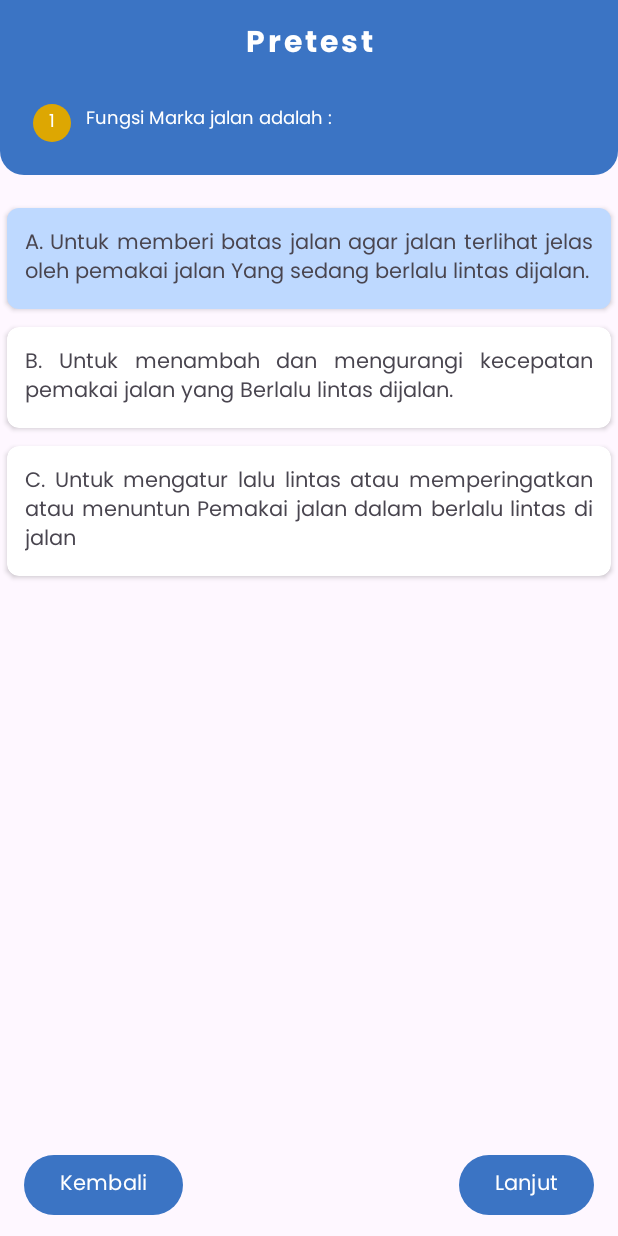
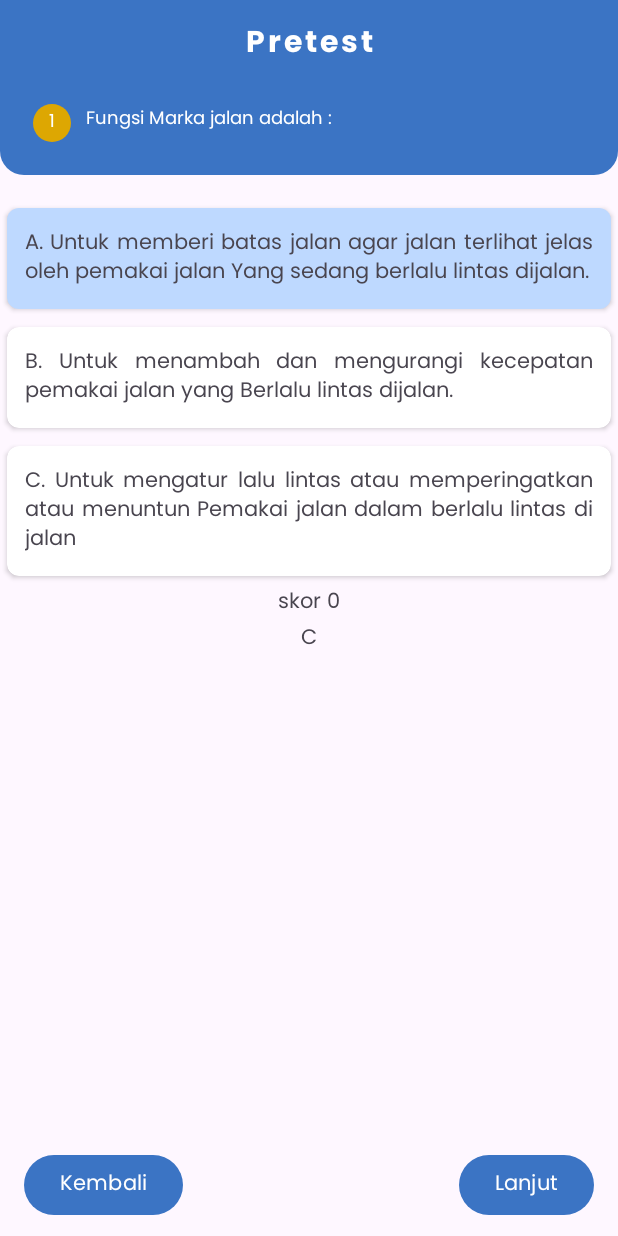
Before and after one commit to amaralfatah/traffic-safety-education-app, an Android app: the PreTestActivity screen opened directly, with no data from a screen before it, after a tap on an icon or button, on a phone screen of 412 x 824 dp. Run offline under Robolectric (Android 15) with nearby library versions, the phone set to English and light mode, and no system bars; our stand-ins replace Room's generated code.

Commit message:
fixing bug scoring and adding tracking to multiple choice history

```diff
--- a/app/src/main/java/com/eduproject/trafficsafetyeducation/adapter/MultipleChoiceAdapter.kt
+++ b/app/src/main/java/com/eduproject/trafficsafetyeducation/adapter/MultipleChoiceAdapter.kt
@@ -1,7 +1,6 @@
 package com.eduproject.trafficsafetyeducation.adapter
 
 import android.content.Context
-import android.util.Log
 import android.view.LayoutInflater
 import android.view.ViewGroup
 import androidx.recyclerview.widget.RecyclerView
@@ -9,6 +8,7 @@ import com.eduproject.trafficsafetyeducation.databinding.MultipleChoiceItemBindi
 
 class MultipleChoiceAdapter(
     private var list: List<String>,
+    private var currentAnswer: String,
     private var index: Int,
     private var usage: String,
     private val context: Context,
@@ -17,6 +17,9 @@ class MultipleChoiceAdapter(
 
     // Variable to keep track of the selected position
     var selectedPosition = -1
+    init {
+        updateSelectedPositionBasedOnCurrentAnswer()
+    }
     override fun onCreateViewHolder(parent: ViewGroup, viewType: Int): MultipleChoiceViewHolder {
         return MultipleChoiceViewHolder(
             MultipleChoiceItemBinding.inflate(
@@ -33,27 +36,30 @@ class MultipleChoiceAdapter(
         val data = list[position]
         holder.bind(data, this, index, usage)
 
-//        Change the background color of the selected item
-//        if (selectedPosition == position)
-//            holder.itemView.setBackgroundColor(Color.parseColor("#DC746C")) // Selected color
-//        else
-//            holder.itemView.setBackgroundColor(Color.parseColor("#E49B83")) // Default color
-        // Reset the background color
-
     }
 
-    fun updateData(newList: List<String>, newindex: Int) {
+    fun updateData(newList: List<String>, newindex: Int, newCurrentAnswer: String) {
         list = newList
         index = newindex
+        currentAnswer = newCurrentAnswer
+        updateSelectedPositionBasedOnCurrentAnswer()
         notifyDataSetChanged()
     }
 
     // Method to update the selected position
     fun updateSelectedPosition(newPosition: Int) {
         val oldPosition = selectedPosition
+
         selectedPosition = newPosition
         notifyItemChanged(oldPosition)
         notifyItemChanged(newPosition)
     }
-
+    private fun updateSelectedPositionBasedOnCurrentAnswer() {
+        selectedPosition = when (currentAnswer) {
+            "A" -> 0
+            "B" -> 1
+            "C" -> 2
+            else -> -1
+        }
+    }
 }
--- a/app/src/main/java/com/eduproject/trafficsafetyeducation/adapter/MultipleChoiceViewHolder.kt
+++ b/app/src/main/java/com/eduproject/trafficsafetyeducation/adapter/MultipleChoiceViewHolder.kt
@@ -4,7 +4,6 @@ import android.content.Context
 import android.graphics.Color
 import androidx.recyclerview.widget.RecyclerView
 import com.eduproject.trafficsafetyeducation.Constanta
-import com.eduproject.trafficsafetyeducation.MainActivity
 import com.eduproject.trafficsafetyeducation.databinding.MultipleChoiceItemBinding
 import com.eduproject.trafficsafetyeducation.posttest.PosttestActivity
 import com.eduproject.trafficsafetyeducation.pretest.PreTestActivity
@@ -16,7 +15,6 @@ class MultipleChoiceViewHolder(
 ) : RecyclerView.ViewHolder(binding.root) {
 
     fun bind(data: String, adapter: MultipleChoiceAdapter, index12: Int, usage: String) {
-
         val index = adapterPosition
         val prefix = ('A' + index)
         binding.tvItemName.text = "$prefix. $data"
@@ -25,7 +23,6 @@ class MultipleChoiceViewHolder(
             onItemClick(prefix.toString())
             adapter.updateSelectedPosition(adapterPosition)
         }
-
         if (adapter.selectedPosition == adapterPosition) {
             binding.cvItemNote.setBackgroundColor(Color.parseColor("#9A93C0FF"))
             if (index12 == 24 && usage == Constanta.PRETEST_ARG) {
--- a/app/src/main/java/com/eduproject/trafficsafetyeducation/pretest/PreTestActivity.kt
+++ b/app/src/main/java/com/eduproject/trafficsafetyeducation/pretest/PreTestActivity.kt
@@ -1,4 +1,5 @@
 package com.eduproject.trafficsafetyeducation.pretest
+
 
 import android.app.AlertDialog
 import android.content.Intent
@@ -15,7 +16,6 @@ import com.eduproject.trafficsafetyeducation.databinding.ActivityPreTestBinding
 import com.eduproject.trafficsafetyeducation.databinding.CustomViewLayoutBinding
 import com.eduproject.trafficsafetyeducation.finalresult.FinalResultViewModel
 import com.eduproject.trafficsafetyeducation.materi.FirstVideoActivity
-import com.eduproject.trafficsafetyeducation.posttest.PosttestActivity
 import org.koin.androidx.viewmodel.ext.android.viewModel
 
 class PreTestActivity : AppCompatActivity() {
@@ -67,16 +67,23 @@ class PreTestActivity : AppCompatActivity() {
         correctAnswer = currentItem.correctAnswer
         isAnswered = userAnswers.containsKey(currentIndex)
         isCorrect = answeredCorrectly[currentIndex] ?: false
-        answeredCorrectly[currentIndex] = false
-//        binding.clickedAnswer.text = currentItem.correctAnswer
+//        answeredCorrectly[currentIndex] = false
+        if (!userAnswers.containsKey(currentIndex)) {
+            answeredCorrectly[currentIndex] = false
+        }
+        binding.clickedAnswer.text = currentItem.correctAnswer
         updateImage(currentItem.images)
 
-        val multipleChoiseAdapter =
-            MultipleChoiceAdapter(currentItem.answer, currentIndex, Constanta.PRETEST_ARG,this) { clickAnswer ->
+        val currentAnswer = userAnswers[currentIndex]?:""
+        val multipleChoiceAdapter = binding.rvMultipleChoice.adapter as? MultipleChoiceAdapter
+        if (multipleChoiceAdapter != null) {
+            multipleChoiceAdapter.updateData(currentItem.answer, currentIndex, currentAnswer)
+        } else {
+            val newAdapter = MultipleChoiceAdapter(currentItem.answer, currentAnswer, currentIndex, Constanta.PRETEST_ARG, this) { clickAnswer ->
                 handleAnswerClick(clickAnswer)
             }
-
-        binding.rvMultipleChoice.adapter = multipleChoiseAdapter
+            binding.rvMultipleChoice.adapter = newAdapter
+        }
     }
 
     private fun updateImage(imageName: String) {
@@ -88,29 +95,33 @@ class PreTestActivity : AppCompatActivity() {
             binding.IVSoal.visibility = View.GONE
         }
     }
+    private fun handleAnswerClick(clickAnswer: String) {
+        val previousAnswer = userAnswers[currentIndex]
 
-    private fun handleAnswerClick(clickAnswer: String) {
-        userAnswers[currentIndex] = clickAnswer
-
-        if (isAnswered) {
-            if (isCorrect && clickAnswer != correctAnswer) {
-                correctAnswerCount--
-                isCorrect = false
-            } else if (!isCorrect && clickAnswer == correctAnswer) {
-                correctAnswerCount++
-                isCorrect = true
+        if (previousAnswer != null) { // User has answered this question before
+            if (previousAnswer == correctAnswer) { // Previous answer was correct
+                if (clickAnswer != correctAnswer) {
+                    // User changed the answer from correct to incorrect
+                    correctAnswerCount = maxOf(correctAnswerCount - 1, 0)
+                }
+            } else { // Previous answer was incorrect
+                if (clickAnswer == correctAnswer) {
+                    // User changed the answer from incorrect to correct
+                    correctAnswerCount++
+                }
             }
-        } else {
-            isAnswered = true
+        } else { // User is answering this question for the first time
             if (clickAnswer == correctAnswer) {
-                isCorrect = true
-                answeredCorrectly[currentIndex] = true
+                // User answered the question correctly
                 correctAnswerCount++
             } else {
-                answeredCorrectly[currentIndex] = false
+                // User answered the question incorrectly
+                correctAnswerCount = maxOf(correctAnswerCount - 1, 0)
             }
         }
-//        binding.counter.text = "skor $correctAnswerCount"
+
+        userAnswers[currentIndex] = clickAnswer
+        binding.counter.text = "skor $correctAnswerCount"
     }
 
     private fun navigateToNextQuestion(data: List<DataEntity>) {
--- a/app/src/main/java/com/eduproject/trafficsafetyeducation/splash/OnBoardingActivity.kt
+++ b/app/src/main/java/com/eduproject/trafficsafetyeducation/splash/OnBoardingActivity.kt
@@ -3,12 +3,11 @@ package com.eduproject.trafficsafetyeducation.splash
 
 import android.content.Intent
 import android.graphics.Color
-import androidx.appcompat.app.AppCompatActivity
 import android.os.Bundle
 import android.view.View
 import android.widget.Button
+import androidx.appcompat.app.AppCompatActivity
 import androidx.viewpager2.widget.ViewPager2
-import com.eduproject.trafficsafetyeducation.MainActivity
 import com.eduproject.trafficsafetyeducation.R
 import com.eduproject.trafficsafetyeducation.pretest.PreTestActivity
 import me.relex.circleindicator.CircleIndicator3
--- a/app/src/main/java/com/eduproject/trafficsafetyeducation/splash/SplashActivity.kt
+++ b/app/src/main/java/com/eduproject/trafficsafetyeducation/splash/SplashActivity.kt
@@ -1,11 +1,9 @@
 package com.eduproject.trafficsafetyeducation.splash
 
 import android.content.Intent
-import android.graphics.Color
 import android.os.Bundle
 import android.os.Handler
 import androidx.appcompat.app.AppCompatActivity
-import com.eduproject.trafficsafetyeducation.MainActivity
 import com.eduproject.trafficsafetyeducation.R
 
 class SplashActivity : AppCompatActivity() {
--- a/app/src/main/res/layout/activity_first_video.xml
+++ b/app/src/main/res/layout/activity_first_video.xml
@@ -1,5 +1,5 @@
 <?xml version="1.0" encoding="utf-8"?>
-<!--activity_main.xml-->
+
 <androidx.core.widget.NestedScrollView
     xmlns:android="http://schemas.android.com/apk/res/android"
     xmlns:app="http://schemas.android.com/apk/res-auto"
--- a/app/src/main/res/layout/activity_pre_test.xml
+++ b/app/src/main/res/layout/activity_pre_test.xml
@@ -5,7 +5,7 @@
     xmlns:tools="http://schemas.android.com/tools"
     android:layout_width="match_parent"
     android:layout_height="match_parent"
-    tools:context=".MainActivity">
+    tools:context=".pretest.PreTestActivity">
 
     <ScrollView
         android:layout_width="0dp"
@@ -104,7 +104,26 @@
                 app:layout_constraintEnd_toEndOf="parent"
                 app:layout_constraintStart_toStartOf="parent"/>
 
+            <TextView
+                android:id="@+id/counter"
+                android:layout_width="wrap_content"
+                android:layout_height="wrap_content"
+                app:layout_constraintVertical_bias="0"
+                android:text="counter"
+                app:layout_constraintStart_toStartOf="parent"
+                app:layout_constraintEnd_toEndOf="parent"
+                app:layout_constraintTop_toBottomOf="@id/rv_multiple_choice"
+                app:layout_constraintBottom_toBottomOf="parent"/>
 
+            <TextView
+                android:id="@+id/clicked_answer"
+                android:layout_width="wrap_content"
+                android:layout_height="wrap_content"
+                android:text="clicked answer"
+                app:layout_constraintStart_toStartOf="parent"
+                app:layout_constraintEnd_toEndOf="parent"
+                app:layout_constraintTop_toBottomOf="@id/counter"
+                app:layout_constraintBottom_toBottomOf="parent"/>
         </androidx.constraintlayout.widget.ConstraintLayout>
 
     </ScrollView>
```
Also changed, not shown: app/src/main/AndroidManifest.xml (+6 -28 lines), app/src/main/java/com/eduproject/trafficsafetyeducation/MainActivity.kt (deleted, +0 -176 lines), app/src/main/java/com/eduproject/trafficsafetyeducation/posttest/PosttestActivity.kt (+32 -40 lines), app/src/main/res/layout/activity_main.xml (deleted, +0 -151 lines), app/src/main/res/layout/activity_posttest.xml (+20 -1 lines).
